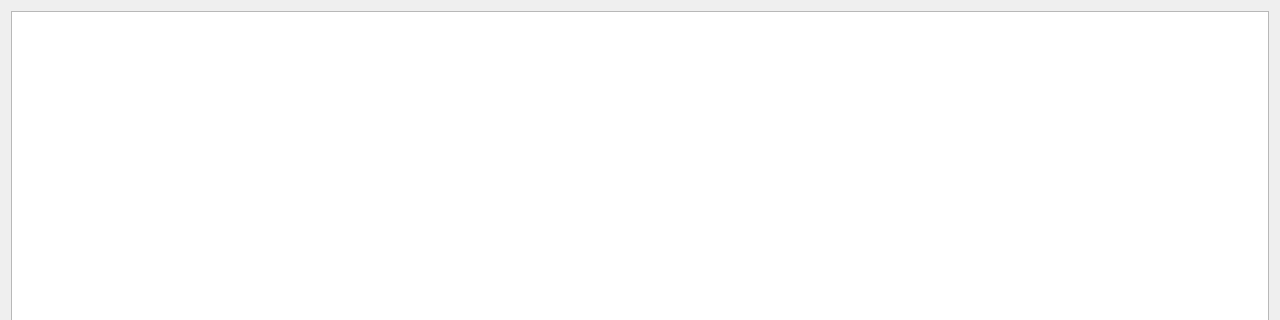
First picture: the form in WebsiteEmpire/gui/panes/PaneSettings.ui, repository icingerpower/WebsiteEmpire2, before the edit; both pictures show x 0 to 1280 and y 0 to 320 of the 1280 by 760 pixel window.
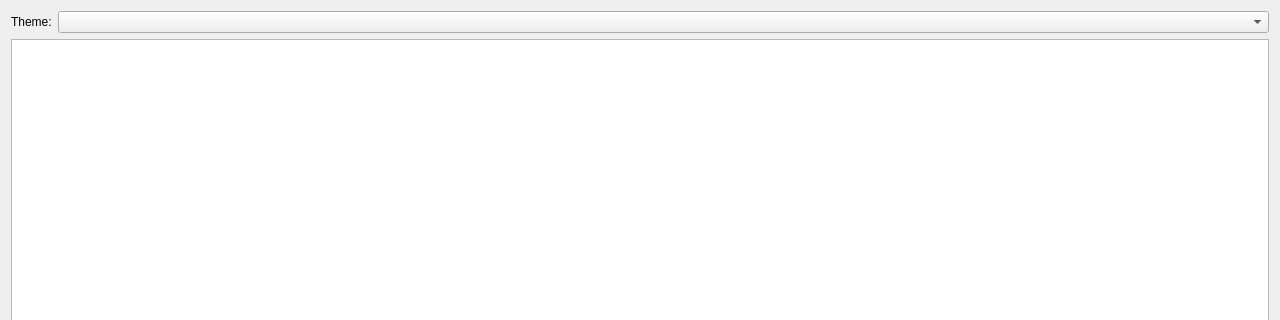
Second picture: the form after the edit.

Commit message: Added theme system and common content management abstractons.

```diff
--- a/WebsiteEmpire/gui/panes/PaneSettings.ui
+++ b/WebsiteEmpire/gui/panes/PaneSettings.ui
@@ -14,6 +14,32 @@
    <string>Form</string>
   </property>
   <layout class="QVBoxLayout" name="verticalLayout">
+   <item>
+    <widget class="QWidget" name="widgetThemeRow">
+     <layout class="QHBoxLayout" name="horizontalLayoutTheme">
+      <property name="margin">
+       <number>0</number>
+      </property>
+      <item>
+       <widget class="QLabel" name="labelTheme">
+        <property name="text">
+         <string>Theme:</string>
+        </property>
+       </widget>
+      </item>
+      <item>
+       <widget class="QComboBox" name="comboTheme">
+        <property name="sizePolicy">
+         <sizepolicy hsizetype="Expanding" vsizetype="Fixed">
+          <horstretch>1</horstretch>
+          <verstretch>0</verstretch>
+         </sizepolicy>
+        </property>
+       </widget>
+      </item>
+     </layout>
+    </widget>
+   </item>
    <item>
     <widget class="QTableView" name="tableViewSettings">
      <property name="selectionMode">
```
The commit also changes 49 other files.
